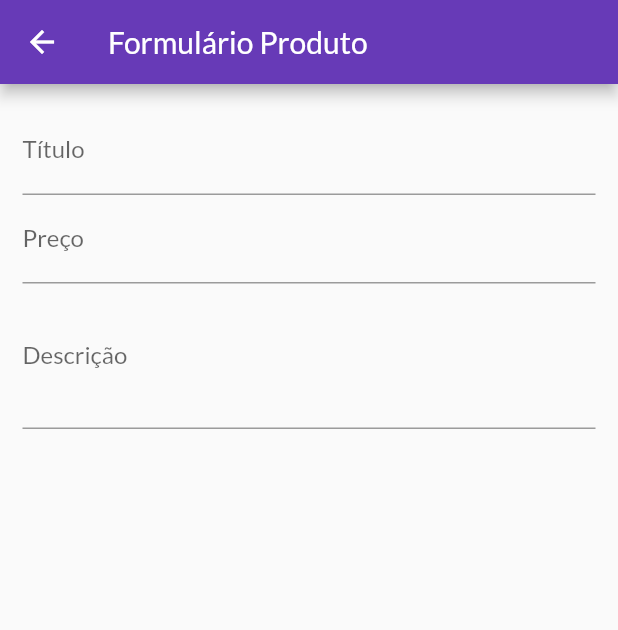
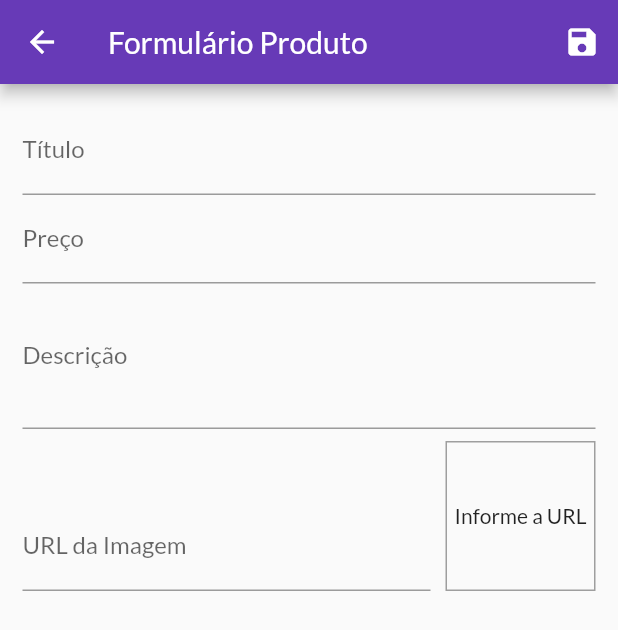
Before and after one commit to yuredev/flutter-shop, a Flutter app: the ProductFormScreen screen opened by its route, on a phone screen of 412 x 824 dp. Shown: the top 630 px of the screen. Run offline on Flutter 3.47's test engine with Material 2 defaults, Android fonts, the phone set to English and light mode, and no system bars; network calls fail.

Commit message:
now it is possible to save new products with validation

```diff
--- a/lib/screens/product_form_screen.dart
+++ b/lib/screens/product_form_screen.dart
@@ -1,4 +1,10 @@
+import 'dart:math';
+import 'dart:ui';
+
 import 'package:flutter/material.dart';
+import 'package:provider/provider.dart';
+import 'package:shop/providers/product.dart';
+import 'package:shop/providers/products.dart';
 
 class ProductFormScreen extends StatefulWidget {
   @override
@@ -8,6 +14,20 @@ class ProductFormScreen extends StatefulWidget {
 class _ProductFormScreenState extends State<ProductFormScreen> {
   final _priceFocusNode = FocusNode();
   final _descriptionFocusNode = FocusNode();
+  final _imageUrlFocusNode = FocusNode();
+  final _imageUrlController = TextEditingController();
+  final _form = GlobalKey<FormState>();
+  final _formData = Map<String, Object>();
+
+  @override
+  void initState() {
+    super.initState();
+    _imageUrlFocusNode.addListener(_updateImage);
+  }
+
+  void _updateImage() {
+    setState(() {});
+  }
 
   @override
   void dispose() {
@@ -15,6 +35,24 @@ class _ProductFormScreenState extends State<ProductFormScreen> {
     // limpar memória ao sair
     _priceFocusNode.dispose();
     _descriptionFocusNode.dispose();
+    _imageUrlFocusNode.removeListener(_updateImage);
+    _imageUrlFocusNode.dispose();
+  }
+
+  void _saveForm() {
+    // se todos os validators do form estiverem ok
+    if (_form.currentState.validate()) {
+      // chama o onSave de cada método
+      _form.currentState.save();
+      Product newProduct = Product(
+        title: _formData['title'],
+        description: _formData['description'],
+        price: _formData['price'],
+        imageUrl: _formData['image-url'],
+        id: Random().nextDouble().toString(),
+      );
+      Provider.of<Products>(context, listen: false).addProduct(newProduct);
+    }
   }
 
   @override
@@ -22,10 +60,17 @@ class _ProductFormScreenState extends State<ProductFormScreen> {
     return Scaffold(
       appBar: AppBar(
         title: Text('Formulário Produto'),
+        actions: [
+          IconButton(
+            icon: Icon(Icons.save),
+            onPressed: () => _saveForm(),
+          )
+        ],
       ),
       body: Padding(
         padding: const EdgeInsets.all(15.0),
         child: Form(
+          key: _form,
           child: ListView(
             children: [
               TextFormField(
@@ -39,10 +84,31 @@ class _ProductFormScreenState extends State<ProductFormScreen> {
                 onFieldSubmitted: (_) {
                   FocusScope.of(context).requestFocus(_priceFocusNode);
                 },
+                onSaved: (value) => _formData['title'] = value,
+                // qualquer coisa que o validator retorne que
+                // seja diferente de null
+                // será interpretada como erro na validação
+                // fazendo com que o currentState.validate()
+                // retorne falso
+
+                // os retornos dos validators são justamente o
+                // texto da mensagem de erro que aparecerá no campo
+                validator: (title) {
+                  // trim(): tira espaços em branco
+                  if (title.trim().isEmpty) {
+                    return 'O Título não pode ser vazio';
+                  } else if (title.trim().length < 3) {
+                    return 'O Título deve conter no mínimo 3 caracteres';
+                  }
+                  return null;
+                },
               ),
               TextFormField(
                 decoration: InputDecoration(
                   labelText: 'Preço',
+                  // errorBorder: InputBorder(
+                  //   borderSide: BorderSide.
+                  // )
                 ),
                 focusNode: _priceFocusNode,
                 keyboardType: TextInputType.numberWithOptions(
@@ -52,6 +118,15 @@ class _ProductFormScreenState extends State<ProductFormScreen> {
                 onFieldSubmitted: (_) {
                   FocusScope.of(context).requestFocus(_descriptionFocusNode);
                 },
+                onSaved: (value) => _formData['price'] = double.parse(value),
+                validator: (price) {
+                  if (price.trim().isEmpty) {
+                    return 'O preço não pode ser vazio';
+                  } else if (double.parse(price.trim()) == 0) {
+                    return 'O produto não pode ser gratuito';
+                  }
+                  return null;
+                },
               ),
               TextFormField(
                 decoration: InputDecoration(
@@ -60,6 +135,52 @@ class _ProductFormScreenState extends State<ProductFormScreen> {
                 maxLines: 3,
                 keyboardType: TextInputType.multiline,
                 focusNode: _descriptionFocusNode,
+                onSaved: (value) => _formData['description'] = value,
+              ),
+              Row(
+                crossAxisAlignment: CrossAxisAlignment.end,
+                children: [
+                  // o TextFormField precisa estar em um widget
+                  // com o tamanho definido, desta forma
+                  // é preciso usar esse Expanded
+                  // caso contrário, ele não é exibido
+                  Expanded(
+                    child: TextFormField(
+                      decoration: InputDecoration(
+                        labelText: 'URL da Imagem',
+                      ),
+                      keyboardType: TextInputType.url,
+                      textInputAction: TextInputAction.done,
+                      focusNode: _imageUrlFocusNode,
+                      controller: _imageUrlController,
+                      onFieldSubmitted: (_) {
+                        _saveForm();
+                      },
+                      onSaved: (value) => _formData['image-url'] = value,
+                    ),
+                  ),
+                  Container(
+                    height: 100,
+                    width: 100,
+                    margin: EdgeInsets.only(
+                      top: 8,
+                      left: 10,
+                    ),
+                    decoration: BoxDecoration(
+                      border: Border.all(
+                        color: Colors.grey,
+                        width: 1,
+                      ),
+                    ),
+                    alignment: Alignment.center,
+                    child: _imageUrlController.text.isEmpty
+                        ? Text('Informe a URL')
+                        : FittedBox(
+                            child: Image.network(_imageUrlController.text),
+                            fit: BoxFit.cover,
+                          ),
+                  ),
+                ],
               ),
             ],
           ),
```
